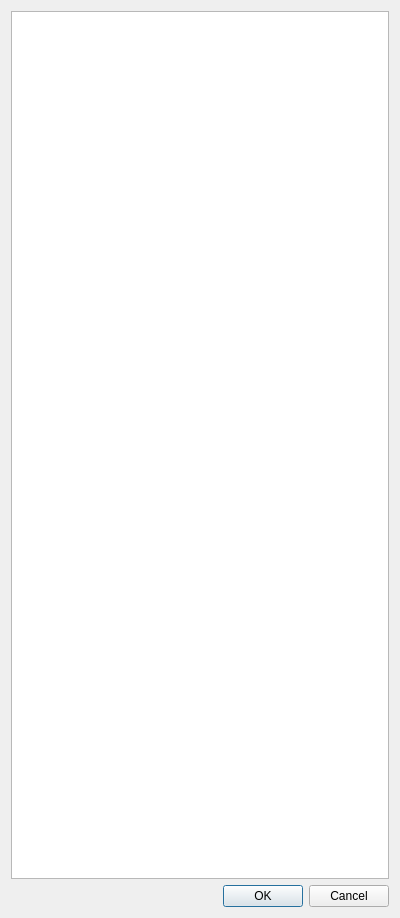
Qt form writedata.ui (Michael-Sukhanov/IPbusConstructor) before a commit.
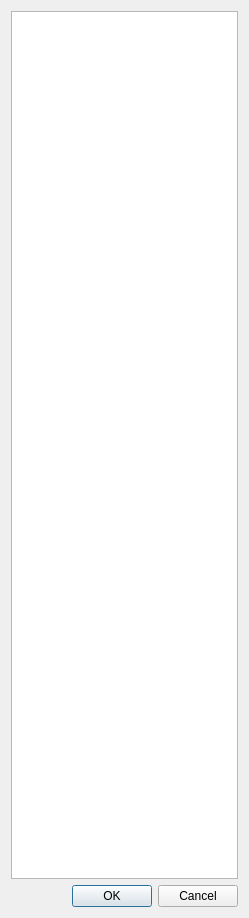
The same form after that commit.

Diff of the .ui file:
```diff
--- a/writedata.ui
+++ b/writedata.ui
@@ -6,7 +6,7 @@
    <rect>
     <x>0</x>
     <y>0</y>
-    <width>400</width>
+    <width>249</width>
     <height>918</height>
    </rect>
   </property>
@@ -19,9 +19,12 @@
      <property name="font">
       <font>
        <family>Consolas</family>
-       <pointsize>10</pointsize>
+       <pointsize>19</pointsize>
       </font>
      </property>
+     <property name="plainText">
+      <string/>
+     </property>
     </widget>
    </item>
    <item>
```
